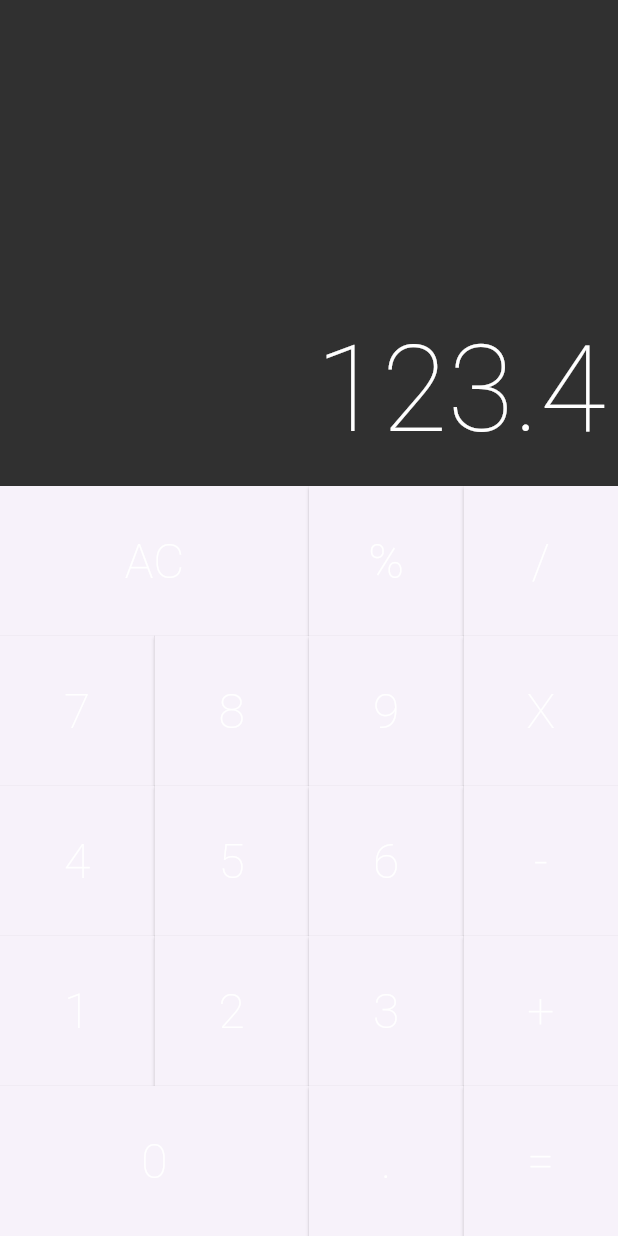
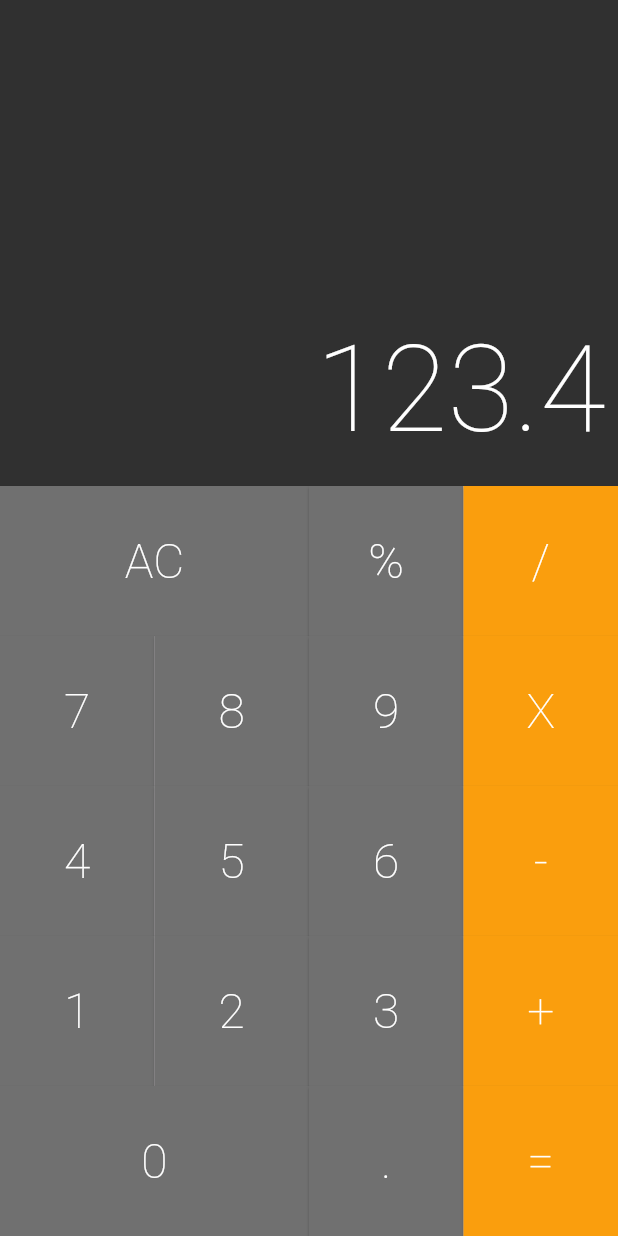
Before and after one commit to viniciusaraujo2405/calculadora, a Flutter app: the screen it shows after launch, on a phone screen of 412 x 824 dp. Run offline on Flutter 3.47's test engine with Material 3 defaults, Android fonts, the phone set to English and light mode, and no system bars; drawn by our look-alikes of auto_size_text; our stand-ins replace firebase_core; accounts and stored records are empty.

Commit message:
Adicionando cores nos respectivos botões em keyboad

```diff
--- a/lib/components/button.dart
+++ b/lib/components/button.dart
@@ -23,27 +23,25 @@ class Button extends StatelessWidget {
       flex: big ? 2 : 1,
       child: ElevatedButton(
         onPressed: () {},
+        style: ElevatedButton.styleFrom(
+            shape: RoundedRectangleBorder(
+              borderRadius: BorderRadius.circular(0),
+        ),
+            backgroundColor: this.color,
+      ),
         child: Text(
             text,
             style: TextStyle(
               color: Colors.white,
               fontSize: 32,
               fontWeight: FontWeight.w200,
-
                 ),
-          ),
-
-
-
-        style: ElevatedButton.styleFrom(
-          shape: RoundedRectangleBorder(
-            borderRadius: BorderRadius.circular(0),
-        ),
-
            ),
 
         ),
 
       );
+
+
   }
 }
--- a/lib/screens/keyboard.dart
+++ b/lib/screens/keyboard.dart
@@ -15,30 +15,30 @@ class Keyboard extends StatelessWidget {
           ButtonRow( [
               Button(text: 'AC', big: true),
               Button(text: '%'),
-              Button(text: '/'),
+              Button(text: '/', color: Button.OPERATION),
             ] ),
             ButtonRow( [
               Button(text: '7'),
               Button(text: '8'),
               Button(text: '9'),
-              Button(text: 'X'),
+              Button(text: 'X', color: Button.OPERATION),
             ] ),
             ButtonRow( [
               Button(text: '4'),
               Button(text: '5'),
               Button(text: '6'),
-              Button(text: '-'),
+              Button(text: '-', color: Button.OPERATION),
             ] ),
             ButtonRow( [
               Button(text: '1'),
               Button(text: '2'),
               Button(text: '3'),
-              Button(text: '+'),
+              Button(text: '+', color: Button.OPERATION),
             ] ),
             ButtonRow( [
               Button(text: '0', big: true),
               Button(text: '.'),
-              Button(text: '='),
+              Button(text: '=', color: Button.OPERATION),
             ] ),
 
         ],
```
Lines whose indentation alone changed are shown as unchanged.
